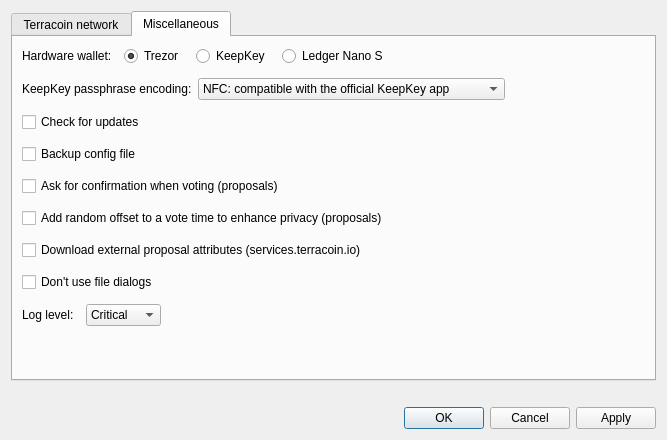
The window that src/ui/ui_config_dlg.ui (mygirl8893/crown-masternode-tool) describes before a commit, drawn with Qt 5.
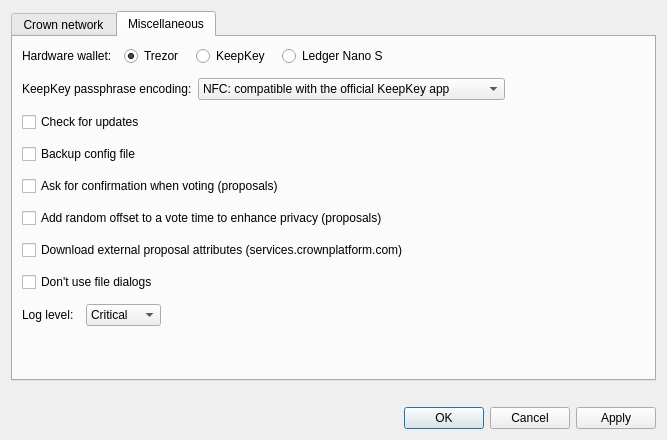
The same window after the commit.

Patch:
```diff
--- a/src/ui/ui_config_dlg.ui
+++ b/src/ui/ui_config_dlg.ui
@@ -36,7 +36,7 @@
      </property>
      <widget class="QWidget" name="tabTerracoind">
       <attribute name="title">
-       <string>Terracoin network</string>
+       <string>Crown network</string>
       </attribute>
       <layout class="QVBoxLayout" name="verticalLayout_3">
        <property name="spacing">
@@ -442,7 +442,7 @@
        <item>
         <widget class="QCheckBox" name="chbDownloadProposalExternalData">
          <property name="text">
-          <string>Download external proposal attributes (services.terracoin.io)</string>
+          <string>Download external proposal attributes (services.crownplatform.com)</string>
          </property>
         </widget>
        </item>
```
Left out of the diff: 2 changed lines with no effect on the pictures.
